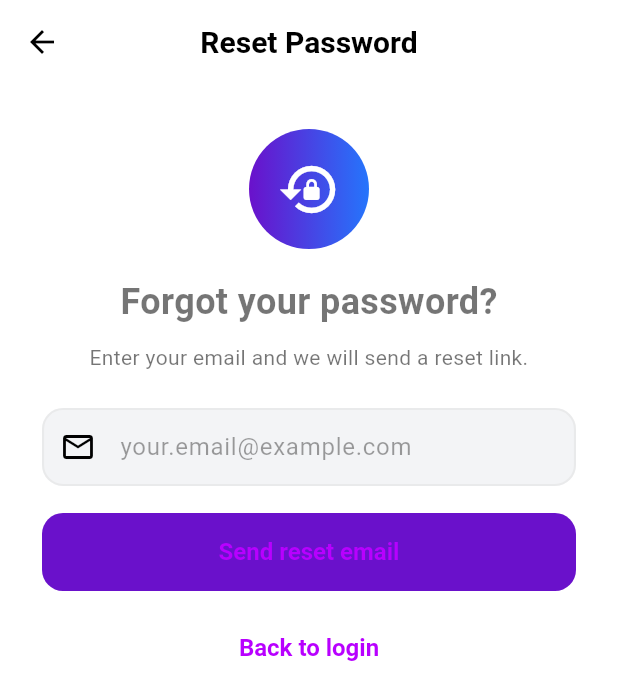
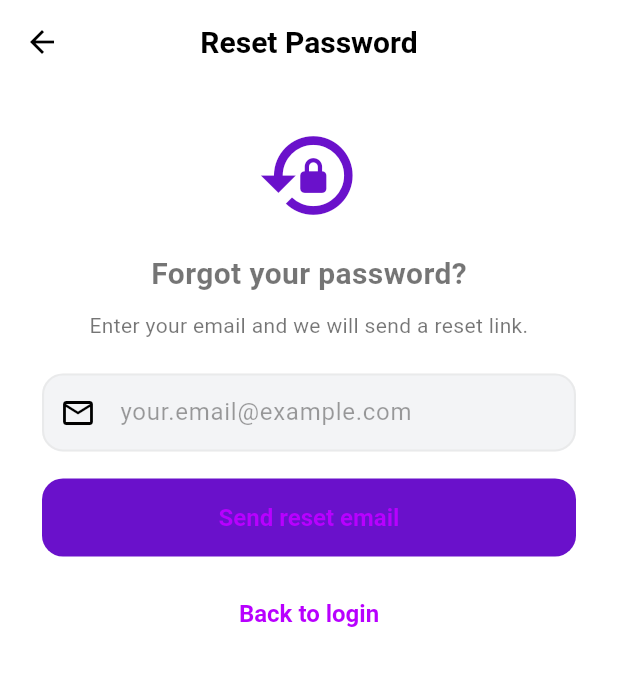
Before and after one commit to ShahamHijab/visionbot, a Flutter app: the screen it shows after launch, after a tap on "Forgot Password?", on a phone screen of 412 x 824 dp. Shown: the top 700 px of the screen. Run offline on Flutter 3.47's test engine with Material 3 defaults, Android fonts, the phone set to English and light mode, and no system bars; our stand-ins replace cloud_firestore, firebase_auth, firebase_core; accounts and stored records are empty.

Commit message:
uopdated ot resolve auth issues

```diff
--- a/mad_project/lib/screens/auth/forgot_password_screen.dart
+++ b/mad_project/lib/screens/auth/forgot_password_screen.dart
@@ -12,13 +12,16 @@ class ForgotPasswordScreen extends StatefulWidget {
 class _ForgotPasswordScreenState extends State<ForgotPasswordScreen> {
   final _emailController = TextEditingController();
   final AuthService _authService = AuthService();
-
   bool _emailSent = false;
 
+  @override
+  void dispose() {
+    _emailController.dispose();
+    super.dispose();
+  }
+
   Future<void> _handleResetPassword() async {
-    final email = _emailController.text.trim();
-
-    if (email.isEmpty) {
+    if (_emailController.text.isEmpty) {
       ScaffoldMessenger.of(context).showSnackBar(
         const SnackBar(
           content: Text('Please enter your email address'),
@@ -29,7 +32,7 @@ class _ForgotPasswordScreenState extends State<ForgotPasswordScreen> {
     }
 
     try {
-      await _authService.resetPassword(email);
+      await _authService.resetPassword(_emailController.text);
 
       if (!mounted) return;
       setState(() {
@@ -55,60 +58,36 @@ class _ForgotPasswordScreenState extends State<ForgotPasswordScreen> {
   }
 
   @override
-  void dispose() {
-    _emailController.dispose();
-    super.dispose();
-  }
-
-  @override
   Widget build(BuildContext context) {
     return Scaffold(
       backgroundColor: Colors.white,
       appBar: AppBar(
         backgroundColor: Colors.white,
         elevation: 0,
-        iconTheme: const IconThemeData(color: Colors.black),
-        title: const Text(
-          'Reset Password',
-          style: TextStyle(color: Colors.black),
-        ),
+        foregroundColor: Colors.black,
+        title: const Text('Reset Password'),
       ),
       body: SafeArea(
         child: SingleChildScrollView(
           padding: const EdgeInsets.symmetric(horizontal: 28),
           child: Column(
-            crossAxisAlignment: CrossAxisAlignment.center,
             children: [
-              const SizedBox(height: 30),
-              Container(
-                width: 80,
-                height: 80,
-                decoration: const BoxDecoration(
-                  shape: BoxShape.circle,
-                  gradient: LinearGradient(
-                    colors: [Color(0xFF6A11CB), Color(0xFF2575FC)],
-                  ),
-                ),
-                child: const Icon(
-                  Icons.lock_reset,
-                  size: 42,
-                  color: Colors.white,
-                ),
-              ),
-              const SizedBox(height: 18),
+              const SizedBox(height: 26),
+              const Icon(Icons.lock_reset, size: 70, color: Color(0xFF6A11CB)),
+              const SizedBox(height: 16),
               const Text(
                 "Forgot your password?",
-                style: TextStyle(fontSize: 24, fontWeight: FontWeight.bold),
+                style: TextStyle(fontSize: 20, fontWeight: FontWeight.w700),
               ),
               const SizedBox(height: 10),
               Text(
                 _emailSent
-                    ? "Check your inbox. We sent a reset link."
+                    ? "Check your inbox. A reset link was sent."
                     : "Enter your email and we will send a reset link.",
                 textAlign: TextAlign.center,
                 style: const TextStyle(color: Colors.black54),
               ),
-              const SizedBox(height: 24),
+              const SizedBox(height: 22),
               TextField(
                 controller: _emailController,
                 keyboardType: TextInputType.emailAddress,
@@ -143,9 +122,7 @@ class _ForgotPasswordScreenState extends State<ForgotPasswordScreen> {
               ),
               const SizedBox(height: 14),
               TextButton(
-                onPressed: () {
-                  Navigator.pop(context);
-                },
+                onPressed: () => Navigator.pop(context),
                 child: const Text("Back to login"),
               ),
               const SizedBox(height: 10),
--- a/mad_project/lib/screens/auth/login_screen.dart
+++ b/mad_project/lib/screens/auth/login_screen.dart
@@ -17,6 +17,13 @@ class _LoginScreenState extends State<LoginScreen> {
   bool _obscurePassword = true;
 
   final AuthService _authService = AuthService();
+
+  @override
+  void dispose() {
+    _emailController.dispose();
+    _passwordController.dispose();
+    super.dispose();
+  }
 
   Future<void> _handleLogin() async {
     final email = _emailController.text.trim();
@@ -61,13 +68,6 @@ class _LoginScreenState extends State<LoginScreen> {
         ),
       );
     }
-  }
-
-  @override
-  void dispose() {
-    _emailController.dispose();
-    _passwordController.dispose();
-    super.dispose();
   }
 
   Widget _inputField({
@@ -121,30 +121,15 @@ class _LoginScreenState extends State<LoginScreen> {
             crossAxisAlignment: CrossAxisAlignment.center,
             children: [
               const SizedBox(height: 25),
-              Container(
-                width: 80,
-                height: 80,
-                decoration: const BoxDecoration(
-                  shape: BoxShape.circle,
-                  gradient: LinearGradient(
-                    colors: [Color(0xFF6A11CB), Color(0xFF2575FC)],
-                  ),
-                ),
-                child: const Icon(
-                  Icons.visibility,
-                  size: 40,
-                  color: Colors.white,
-                ),
-              ),
-              const SizedBox(height: 18),
+              Image.asset("assets/logobg.png", width: 95),
+              const SizedBox(height: 12),
               const Text(
                 "Welcome Back",
-                style: TextStyle(fontSize: 28, fontWeight: FontWeight.bold),
+                style: TextStyle(fontSize: 22, fontWeight: FontWeight.w700),
               ),
               const SizedBox(height: 6),
               const Text(
-                "Sign in to access your surveillance dashboard",
-                textAlign: TextAlign.center,
+                "Login to continue",
                 style: TextStyle(color: Colors.black54),
               ),
               const SizedBox(height: 28),
--- a/mad_project/lib/screens/splash/splash_screen.dart
+++ b/mad_project/lib/screens/splash/splash_screen.dart
@@ -17,7 +17,6 @@ class _SplashScreenState extends State<SplashScreen> {
     Future.delayed(const Duration(seconds: 2), () {
       final user = FirebaseAuth.instance.currentUser;
       if (!mounted) return;
-
       Navigator.pushReplacementNamed(
         context,
         user == null ? AppRoutes.login : AppRoutes.dashboard,
@@ -28,35 +27,30 @@ class _SplashScreenState extends State<SplashScreen> {
   @override
   Widget build(BuildContext context) {
     return Scaffold(
-      body: Container(
-        decoration: const BoxDecoration(
-          gradient: LinearGradient(
-            begin: Alignment.topLeft,
-            end: Alignment.bottomRight,
-            colors: [Color(0xFF6A11CB), Color(0xFF2575FC)],
-          ),
-        ),
-        child: Center(
-          child: Column(
-            mainAxisAlignment: MainAxisAlignment.center,
-            children: const [
-              Icon(Icons.visibility, size: 90, color: Colors.white),
-              SizedBox(height: 18),
-              Text(
-                'VisionBot',
-                style: TextStyle(
-                  fontSize: 34,
-                  fontWeight: FontWeight.bold,
-                  color: Colors.white,
-                ),
+      backgroundColor: const Color(0xFF1A1A2E),
+      body: Center(
+        child: Column(
+          mainAxisAlignment: MainAxisAlignment.center,
+          children: [
+            Image.asset("assets/logobg.png", width: 130),
+            const SizedBox(height: 16),
+            const Text(
+              "VisionBot",
+              style: TextStyle(
+                fontSize: 28,
+                fontWeight: FontWeight.bold,
+                color: Colors.white,
+                letterSpacing: 1,
               ),
-              SizedBox(height: 10),
-              Text(
-                'A Smart Surveillance System',
-                style: TextStyle(fontSize: 16, color: Colors.white70),
-              ),
-            ],
-          ),
+            ),
+            const SizedBox(height: 8),
+            const Text(
+              "AI Surveillance and Tracking System",
+              style: TextStyle(fontSize: 14, color: Colors.white70),
+            ),
+            const SizedBox(height: 40),
+            const CircularProgressIndicator(color: Color(0xFF6A11CB)),
+          ],
         ),
       ),
     );
```
Also changed, not shown: mad_project/lib/screens/auth/role_selection_screen.dart (+26 -50 lines), mad_project/lib/screens/auth/signup_screen.dart (+21 -51 lines), mad_project/lib/screens/dashboard/dashboard_screen.dart (+22 -52 lines), mad_project/lib/services/auth_service.dart (+7 -9 lines).
